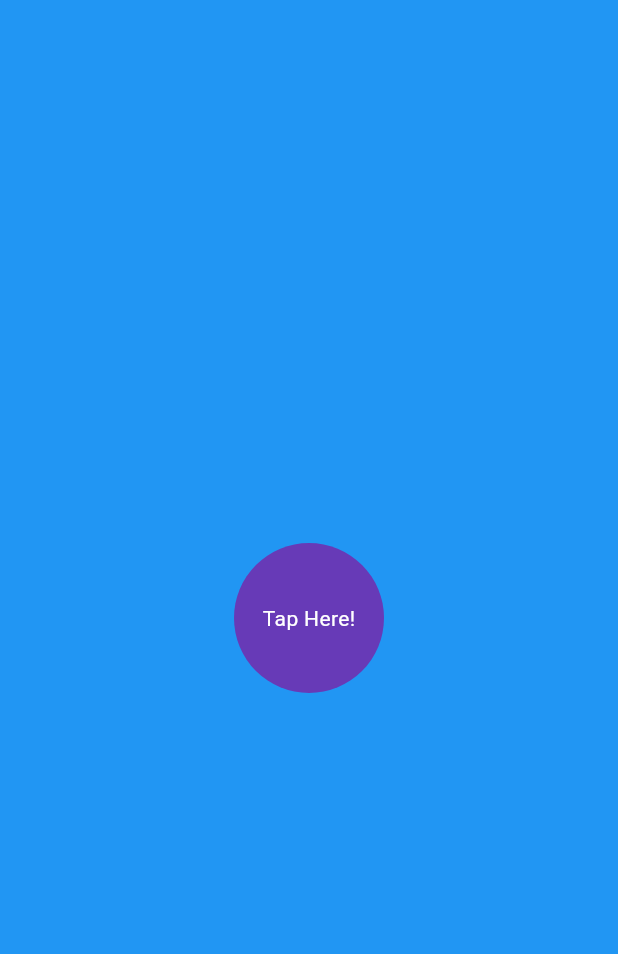
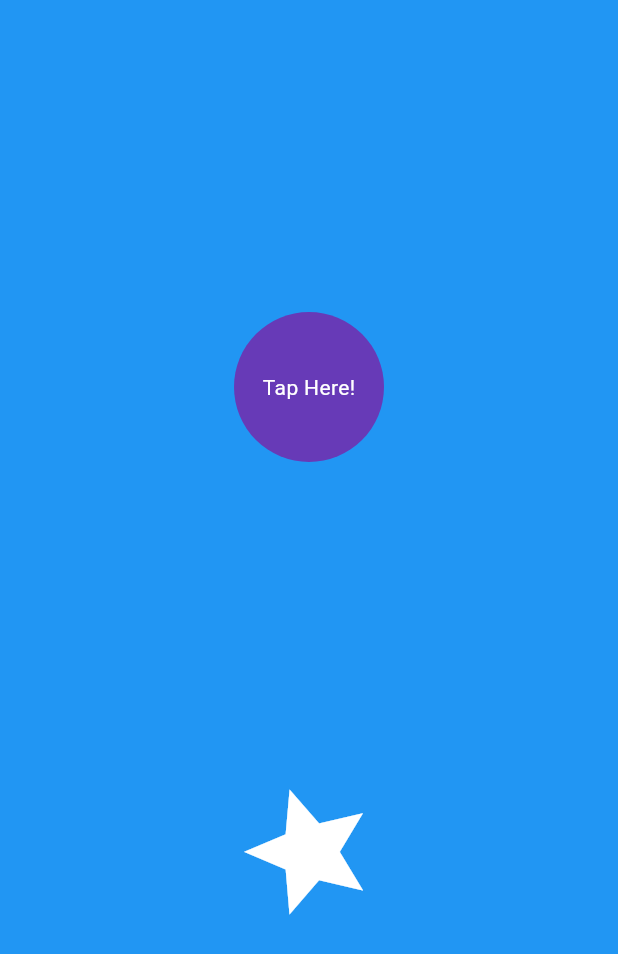
Before and after one commit to Sailesharyal/FlutterProjects, a Flutter app: the screen it shows after launch, on a phone screen of 412 x 824 dp. Shown: the top 954 px of the screen. Run offline on Flutter 3.47's test engine with Material 3 defaults, Android fonts, the phone set to English and light mode, and no system bars; our stand-ins replace hive_flutter; accounts and stored records are empty.

Commit message:
application finished

```diff
--- a/animdo/lib/pages/home_page.dart
+++ b/animdo/lib/pages/home_page.dart
@@ -1,3 +1,5 @@
+import 'dart:math';
+
 import 'package:flutter/material.dart';
 
 class Homepage extends StatefulWidget {
@@ -7,10 +9,25 @@ class Homepage extends StatefulWidget {
   State<Homepage> createState() => _HomepageState();
 }
 
-class _HomepageState extends State<Homepage> {
+class _HomepageState extends State<Homepage>
+    with SingleTickerProviderStateMixin {
   double _buttonRadius = 100;
 
   final Tween<double> _backgroundScale = Tween<double>(begin: 0.0, end: 1.0);
+
+  AnimationController? _starIconController;
+  @override
+  void initState() {
+    super.initState();
+    _starIconController = AnimationController(
+      vsync: this,
+      duration: const Duration(
+        seconds: 4,
+      ),
+    );
+    _starIconController!.repeat();
+  }
+
   @override
   Widget build(BuildContext context) {
     return Scaffold(
@@ -19,7 +36,12 @@ class _HomepageState extends State<Homepage> {
           clipBehavior: Clip.none,
           children: [
             _pageBackground(),
-            _circularAnimationbtn(),
+            Column(
+              crossAxisAlignment: CrossAxisAlignment.center,
+              mainAxisAlignment: MainAxisAlignment.spaceEvenly,
+              mainAxisSize: MainAxisSize.max,
+              children: [_circularAnimationbtn(), _starIcon()],
+            )
           ],
         ),
       ),
@@ -72,4 +94,24 @@ class _HomepageState extends State<Homepage> {
       ),
     );
   }
+
+  Widget _starIcon() {
+    return AnimatedBuilder(
+      animation: _starIconController!.view,
+      builder: (
+        BuildContext,
+        child,
+      ) {
+        return Transform.rotate(
+          angle: _starIconController!.value * 2 * pi,
+          child: child,
+        );
+      },
+      child: const Icon(
+        Icons.star,
+        size: 100,
+        color: Colors.white,
+      ),
+    );
+  }
 }
```
